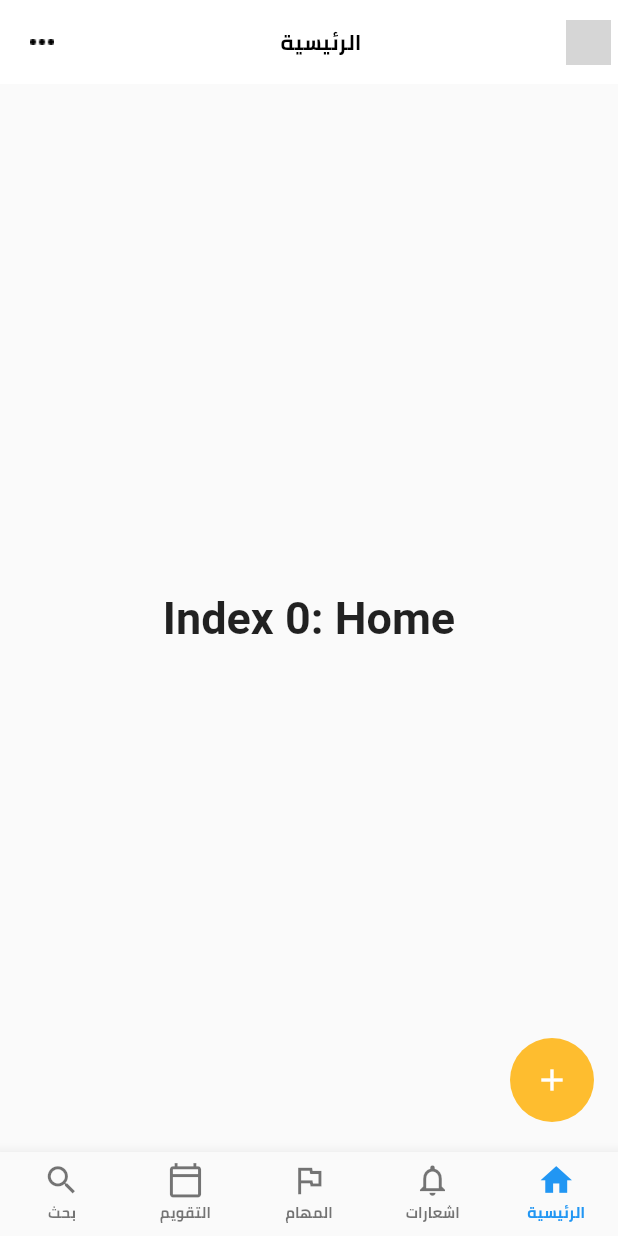
After one commit to MohamedRashad99/crm, a Flutter app: the HomeScreen screen opened directly, on a phone screen of 412 x 824 dp. The commit adds this screen. Run offline on Flutter 3.47's test engine with Material 2 defaults, Android fonts, the phone set to English and light mode, and no system bars; drawn by our look-alikes of flutter_speed_dial; our stand-ins replace cached_network_image, dio, flutter_bloc, flutter_spinkit, fluttertoast, get and 5 more; missing offline and left inert: nations, queen_validators; accounts and stored records are empty; grey boxes are pictures that could not be loaded.

Commit message:
'finish_buttons_bar''finished_app_bar'

```diff
--- a/lib/screens/components/appBar.dart
+++ b/lib/screens/components/appBar.dart
@@ -46,6 +46,7 @@ class CustomAppBar extends StatelessWidget with PreferredSizeWidget {
   @override
   Size get preferredSize => AppBar().preferredSize;
 }
+/*
 customAppBar({required BuildContext context, required VoidCallback press} ) {
   return AppBar(
     automaticallyImplyLeading: false,
@@ -84,3 +85,39 @@ customAppBar({required BuildContext context, required VoidCallback press} ) {
     ],
   );
 }
+*/
+
+AppBar customAppbar({String? title, required VoidCallback press, context}) {
+  return AppBar(
+    backgroundColor: Colors.white,
+    title: Center(
+        child: Text(
+          '$title',
+          style: const TextStyle(
+              color: Colors.black,
+              fontSize: 14,
+              fontWeight: FontWeight.bold,
+              fontFamily: "Cairo"),
+        )),
+    actions: [
+      InkWell(
+        onTap: () {
+          // Navigator.push(context,
+          //     MaterialPageRoute(builder: (context) => ProfileScreen()));
+        },
+        child: CircleAvatar(
+          child: Image.asset(
+            'assets/image/avatar3 1.png',
+            width: 30,
+            height: 30,
+            fit: BoxFit.cover,
+          ),
+          backgroundColor: Colors.white,
+        ),
+      ),
+    ],
+    leading:
+    InkWell(onTap: press, child: Image.asset('assets/image/Vector.png')),
+    elevation: 0,
+  );
+}
--- a/lib/screens/components/drawer.dart
+++ b/lib/screens/components/drawer.dart
@@ -0,0 +1,298 @@
+import 'package:crm/screens/components/constants.dart';
+import 'package:flutter/material.dart';
+
+Widget drawer({required context}) => Drawer(
+  child: ListView(
+    // Important: Remove any padding from the ListView.
+    padding: EdgeInsets.zero,
+    children: [
+      DrawerHeader(
+          decoration: const BoxDecoration(
+              color: Colors.white,
+              image: DecorationImage(
+                  image: AssetImage("assets/image/menu1.png"),
+                  fit: BoxFit.cover)),
+          child: Container(
+            width: double.infinity,
+            height: 350,
+            child: Align(
+              alignment: Alignment.centerRight,
+              child: Container(
+                height: 122,
+                width: 122,
+                decoration: BoxDecoration(
+                  image: const DecorationImage(
+                      image: AssetImage(
+                        'assets/image/3.png',
+                      )),
+                  color: Colors.white,
+                  shape: BoxShape.circle,
+                  boxShadow: [
+                    BoxShadow(
+                        color: Colors.grey.shade300,
+                        spreadRadius: 3,
+                        offset: const Offset(0, 3))
+                  ],
+                ),
+
+                // child: Center(child: Text('Logo',style: TextStyle(fontSize: 40,fontWeight: FontWeight.bold,fontFamily: "Cairo"),)),
+              ),
+            ),
+          )),
+      Directionality(
+        textDirection: TextDirection.rtl,
+        child: Column(
+          children: [
+            ListTile(
+              title: Row(
+                children: [
+                  Icon(
+                    Icons.home,
+                    size: 20,
+                    color: HexColor('#2972B7'),
+                  ),
+                  const SizedBox(
+                    width: 20,
+                  ),
+                  Text(
+                    'الرئيسية',
+                    style: TextStyle(
+                        fontFamily: 'Cairo',
+                        color: HexColor('#2972B7'),
+                        fontWeight: FontWeight.bold,
+                        fontSize: 18),
+                  )
+                ],
+              ),
+              onTap: () {
+                // Navigator.push(
+                //     context,
+                //     MaterialPageRoute<void>(
+                //       builder: (BuildContext context) => CrmAppLayout(
+                //         index: 0,
+                //       ),
+                //     ));
+              },
+            ),
+            ListTile(
+              title: Row(
+                children: [
+                  Icon(
+                    Icons.notifications,
+                    size: 20,
+                    color: HexColor('#2972B7'),
+                  ),
+                  const SizedBox(
+                    width: 20,
+                  ),
+                  Text(
+                    'الاشعارات',
+                    style: TextStyle(
+                        fontFamily: 'Cairo',
+                        color: HexColor('#2972B7'),
+                        fontWeight: FontWeight.bold,
+                        fontSize: 18),
+                  )
+                ],
+              ),
+              onTap: () {
+                // Navigator.push(
+                //     context,
+                //     MaterialPageRoute<void>(
+                //       builder: (BuildContext context) => CrmAppLayout(
+                //         index: 1,
+                //       ),
+                //     ));
+              },
+            ),
+
+            ListTile(
+              title: Row(
+                children: [
+                  Image.asset(
+                    'assets/image/trending_up.png',
+                    width: 20,
+                    height: 20,
+                  ),
+                  const SizedBox(
+                    width: 20,
+                  ),
+                  Text(
+                    'المشروعات',
+                    style: TextStyle(
+                        fontFamily: 'Cairo',
+                        color: HexColor('#2972B7'),
+                        fontWeight: FontWeight.bold,
+                        fontSize: 18),
+                  )
+                ],
+              ),
+              onTap: () {
+                // Navigator.push(
+                //     context,
+                //     MaterialPageRoute<void>(
+                //       builder: (BuildContext context) => ProjectScreen(),
+                //     ));
+              },
+            ),
+
+            ListTile(
+              title: Row(
+                children: [
+                  Icon(
+                    Icons.bubble_chart,
+                    size: 20,
+                    color: HexColor('#2972B7'),
+                  ),
+                  const SizedBox(
+                    width: 20,
+                  ),
+                  Text(
+                    'الوحدات',
+                    style: TextStyle(
+                        fontFamily: 'Cairo',
+                        color: HexColor('#2972B7'),
+                        fontWeight: FontWeight.bold,
+                        fontSize: 18),
+                  )
+                ],
+              ),
+              onTap: () {
+                // Navigator.push(
+                //     context,
+                //     MaterialPageRoute(
+                //       builder: (context) => AllUnitScreen(
+                //         priceFrom: '',
+                //         priceto: '',
+                //         spaceFrom: '',
+                //         spaceTo: '',
+                //       ),
+                //     ));
+              },
+            ),
+
+            ListTile(
+              title: Row(
+                children: [
+                  Icon(
+                    Icons.calendar_today,
+                    size: 20,
+                    color: HexColor('#2972B7'),
+                  ),
+                  const SizedBox(
+                    width: 20,
+                  ),
+                  Text(
+                    'التقويم',
+                    style: TextStyle(
+                        fontFamily: 'Cairo',
+                        color: HexColor('#2972B7'),
+                        fontWeight: FontWeight.bold,
+                        fontSize: 18),
+                  )
+                ],
+              ),
+              onTap: () {
+                // Navigator.push(
+                //     context,
+                //     MaterialPageRoute<void>(
+                //       builder: (BuildContext context) =>
+                //           CrmAppLayout(index: 3),
+                //     ));
+                // ...
+              },
+            ),
+            ListTile(
+              title: Row(
+                children: [
+                  // Icon(Icons.,size: 20,color: HexColor('#2972B7'),),
+                  Image.asset(
+                    'assets/image/Vector111.png',
+                    width: 20,
+                    height: 20,
+                  ),
+                  const SizedBox(
+                    width: 20,
+                  ),
+                  Text(
+                    'ادارة العملاء',
+                    style: TextStyle(
+                        fontFamily: 'Cairo',
+                        color: HexColor('#2972B7'),
+                        fontWeight: FontWeight.bold,
+                        fontSize: 18),
+                  )
+                ],
+              ),
+              onTap: () {
+                // Navigator.push(
+                //     context,
+                //     MaterialPageRoute<void>(
+                //       builder: (BuildContext context) =>
+                //           CustomerManagement(),
+                //     ));
+              },
+            ),
+            const SizedBox(
+              height: 120,
+            ),
+            InkWell(
+              onTap: () async {
+                // AppCubit.get(context).isSignIn = false;
+                // SharedPreferences shared =
+                // await SharedPreferences.getInstance();
+                // shared.clear();
+                // Navigator.push(context,
+                //     MaterialPageRoute(builder: (context) => Splash()));
+              },
+              child: Container(
+                // padding: EdgeInsets.symmetric(horizontal: 10),
+                width: 133,
+                height: 40,
+                decoration: BoxDecoration(
+                    color: HexColor('#2972B7'),
+                    borderRadius: BorderRadius.circular(15)),
+                child: const Center(
+                    child: Text(
+                      'تسجيل الخروج',
+                      style: TextStyle(
+                          fontFamily: 'Cairo',
+                          fontWeight: FontWeight.bold,
+                          fontSize: 14,
+                          color: Colors.white),
+                    )),
+              ),
+            ),
+            const SizedBox(
+              height: 20,
+            ),
+            Padding(
+              padding: const EdgeInsets.symmetric(horizontal: 10),
+              child: Row(
+                children: [
+                  Text(
+                    'V 1.0',
+                    style: TextStyle(
+                        fontFamily: 'Cairo',
+                        fontSize: 14,
+                        fontWeight: FontWeight.bold,
+                        color: HexColor('#626262')),
+                  ),
+                  const Spacer(),
+                  Text(
+                    'Powered by Technomasr',
+                    style: TextStyle(
+                        fontFamily: 'Cairo',
+                        fontSize: 14,
+                        fontWeight: FontWeight.bold,
+                        color: HexColor('#626262')),
+                  ),
+                ],
+              ),
+            ),
+          ],
+        ),
+      ),
+    ],
+  ),
+);
--- /dev/null
+++ b/lib/screens/home/page/views/buttons_naviagtion_bar.dart
@@ -0,0 +1,20 @@
+import 'package:flutter/cupertino.dart';
+import 'package:flutter/material.dart';
+
+class ItemsBar{
+  List<BottomNavigationBarItem> itemsBar =const [
+    BottomNavigationBarItem(
+      icon: Icon(Icons.home),
+      label: 'الرئيسية',
+    ),
+    BottomNavigationBarItem(
+        icon: Icon(Icons.notifications_none_outlined),
+        label: 'اشعارات'),
+    BottomNavigationBarItem(
+        icon: Icon(Icons.flag_outlined), label: 'المهام'),
+    BottomNavigationBarItem(
+        icon: Icon(Icons.calendar_today_outlined), label: 'التقويم'),
+    BottomNavigationBarItem(
+        icon: Icon(Icons.search_outlined), label: 'بحث'),
+  ];
+}
--- /dev/null
+++ b/lib/screens/home/page/views/calendars/view.dart
@@ -0,0 +1,32 @@
+import 'package:crm/screens/components/appBar.dart';
+import 'package:crm/screens/components/drawer.dart';
+import 'package:flutter/material.dart';
+
+class CalendarScreen extends StatefulWidget {
+  const CalendarScreen({Key? key}) : super(key: key);
+
+  @override
+  State<CalendarScreen> createState() => _CalendarScreenState();
+}
+
+class _CalendarScreenState extends State<CalendarScreen> {
+  final _scaffoldKey = GlobalKey<ScaffoldState>();
+
+  @override
+  Widget build(BuildContext context) {
+    return Scaffold(
+      drawer: drawer(context: context),
+      key: _scaffoldKey,
+      appBar: customAppbar(
+          title: "التقويم",
+          press: () => _scaffoldKey.currentState!.openDrawer(),
+          context: context),
+      body: const Center(
+        child: Text(
+          'Index 3: Calenders',
+          style: TextStyle(fontSize: 30, fontWeight: FontWeight.bold),
+        ),
+      ),
+    );
+  }
+}
--- /dev/null
+++ b/lib/screens/home/page/views/home/view.dart
@@ -0,0 +1,33 @@
+import 'package:crm/screens/components/appBar.dart';
+import 'package:crm/screens/components/drawer.dart';
+import 'package:flutter/material.dart';
+
+class MainScreen extends StatefulWidget {
+  const  MainScreen({Key? key}) : super(key: key);
+
+  @override
+  State<MainScreen> createState() => _MainScreenState();
+}
+
+class _MainScreenState extends State<MainScreen> {
+  final _scaffoldKey = GlobalKey<ScaffoldState>();
+
+  @override
+  Widget build(BuildContext context) {
+    return  Scaffold(
+      drawer: drawer(context: context),
+      key: _scaffoldKey,
+      appBar: customAppbar( title: "الرئيسية",
+          press: () => _scaffoldKey.currentState!.openDrawer(),
+          context: context
+      ),
+
+      body: const Center(
+        child: Text(
+          'Index 0: Home',
+          style: TextStyle(fontSize: 30, fontWeight: FontWeight.bold),
+        ),
+      ),
+    );
+  }
+}
--- /dev/null
+++ b/lib/screens/home/page/views/notifications/view.dart
@@ -0,0 +1,32 @@
+import 'package:crm/screens/components/appBar.dart';
+import 'package:crm/screens/components/drawer.dart';
+import 'package:flutter/material.dart';
+
+class NotificationScreen extends StatefulWidget {
+  const NotificationScreen({Key? key}) : super(key: key);
+
+  @override
+  State<NotificationScreen> createState() => _NotificationScreenState();
+}
+
+class _NotificationScreenState extends State<NotificationScreen> {
+  final _scaffoldKey = GlobalKey<ScaffoldState>();
+
+  @override
+  Widget build(BuildContext context) {
+    return Scaffold(
+      drawer: drawer(context: context),
+      key: _scaffoldKey,
+      appBar: customAppbar(
+          title: "الإشعارات",
+          press: () => _scaffoldKey.currentState!.openDrawer(),
+          context: context),
+      body: const Center(
+        child: Text(
+          'Index 1: Business',
+          style: TextStyle(fontSize: 30, fontWeight: FontWeight.bold),
+        ),
+      ),
+    );
+  }
+}
--- /dev/null
+++ b/lib/screens/home/page/views/search/view.dart
@@ -0,0 +1,32 @@
+import 'package:crm/screens/components/appBar.dart';
+import 'package:crm/screens/components/drawer.dart';
+import 'package:flutter/material.dart';
+
+class SearchScreen extends StatefulWidget {
+  const SearchScreen({Key? key}) : super(key: key);
+
+  @override
+  State<SearchScreen> createState() => _SearchScreenState();
+}
+
+class _SearchScreenState extends State<SearchScreen> {
+  final _scaffoldKey = GlobalKey<ScaffoldState>();
+
+  @override
+  Widget build(BuildContext context) {
+    return  Scaffold(
+      drawer: drawer(context: context),
+      key: _scaffoldKey,
+      appBar: customAppbar( title: "البحث",
+          press: () => _scaffoldKey.currentState!.openDrawer(),
+          context: context
+      ),
+      body: const Center(
+        child: Text(
+          'Index 4: Search',
+          style:  TextStyle(fontSize: 30, fontWeight: FontWeight.bold),
+        ),
+      ),
+    );
+  }
+}
--- /dev/null
+++ b/lib/screens/home/page/views/speed_dial.dart
@@ -0,0 +1,118 @@
+// ignore_for_file: use_key_in_widget_constructors, must_be_immutable
+
+import 'package:crm/screens/components/constants.dart';
+import 'package:flutter/material.dart';
+import 'package:flutter_speed_dial/flutter_speed_dial.dart';
+import 'package:url_launcher/url_launcher.dart';
+class FloatingActionView extends StatelessWidget {
+  @override
+  Widget build(BuildContext context) {
+    return Padding(
+      padding: const EdgeInsets.only(bottom: 4),
+      child: SpeedDial(
+        foregroundColor: Colors.white,
+        overlayColor: HexColor("#323232"),
+        backgroundColor: kRoundColor,
+        icon: Icons.add,
+        activeIcon: Icons.close,
+        spacing: 3,
+        openCloseDial: isDialOpen,
+        childPadding: const EdgeInsets.all(10),
+        spaceBetweenChildren: 4,
+        dialRoot: customDialRoot
+            ? (ctx, open, toggleChildren) {
+          return ElevatedButton(
+            onPressed: toggleChildren,
+            style: ElevatedButton.styleFrom(
+              primary: Colors.white,
+              padding:
+              const EdgeInsets.symmetric(horizontal: 22, vertical: 18),
+            ),
+            child: const Text(
+              "Custom Dial Root",
+              style:  TextStyle(fontSize: 17),
+            ),
+          );
+        }
+            : null,
+        buttonSize: buttonSize,
+        label: extend ? const Text("Open") : null,
+        activeLabel: extend ? const Text("Close") : null,
+        childrenButtonSize: buttonSize,
+        visible: visible,
+        direction: speedDialDirection,
+        switchLabelPosition: switchLabelPosition,
+        closeManually: closeManually,
+        renderOverlay: renderOverlay,
+        useRotationAnimation: useRAnimation,
+        tooltip: 'Open Speed Dial',
+        heroTag: 'speed-dial-hero-tag',
+        elevation: 0.0,
+        isOpenOnStart: false,
+        animationSpeed: 200,
+        childMargin: const EdgeInsets.symmetric(horizontal: 10, vertical: 5),
+        children: [
+          SpeedDialChild(
+            labelStyle: const TextStyle(
+                fontFamily: 'Cairo',
+                fontWeight: FontWeight.bold,
+                fontSize: 15,
+                color: Colors.white),
+            child:
+        const Icon(Icons.check_circle_outline_outlined) ,
+            backgroundColor: Colors.white,
+            labelBackgroundColor: HexColor('#2972B7'),
+            foregroundColor: HexColor('#2972B7'),
+            label: 'مهمة جديدة',
+            onTap: () {
+             // modalBottomSheetMenuInTaskList(context);
+            },
+          ),
+          SpeedDialChild(
+            labelStyle: const TextStyle(
+                fontFamily: 'Cairo',
+                fontWeight: FontWeight.bold,
+                fontSize: 15,
+                color: Colors.white),
+            child:  Image.asset(
+              'assets/image/Vector111.png',
+            )
+               ,
+            backgroundColor: Colors.white,
+            labelBackgroundColor: HexColor('#2972B7'),
+            foregroundColor: HexColor('#2972B7'),
+            label: 'عميل جديد',
+            onTap: () {
+              // Navigator.push(context,
+              //     MaterialPageRoute(builder: (context) => AddLead()));
+            },
+          ),
+        ],
+      ),
+    );
+  }
+
+
+  var renderOverlay = true;
+  var visible = true;
+  var switchLabelPosition = false;
+  var extend = false;
+  var rmIcons = false;
+  var customDialRoot = false;
+  var closeManually = false;
+  var useRAnimation = true;
+  var buttonSize = const Size(56.0, 56.0);
+  var isDialOpen = ValueNotifier<bool>(false);
+  var speedDialDirection = SpeedDialDirection.up;
+  var selectLocation = FloatingActionButtonLocation.endDocked;
+  var items = [
+    FloatingActionButtonLocation.startFloat,
+    FloatingActionButtonLocation.startDocked,
+    FloatingActionButtonLocation.centerFloat,
+    FloatingActionButtonLocation.endFloat,
+    FloatingActionButtonLocation.endDocked,
+    FloatingActionButtonLocation.startTop,
+    FloatingActionButtonLocation.centerTop,
+    FloatingActionButtonLocation.endTop,
+  ];
+}
--- /dev/null
+++ b/lib/screens/home/page/views/tasks/view.dart
@@ -0,0 +1,30 @@
+import 'package:crm/screens/components/appBar.dart';
+import 'package:flutter/material.dart';
+
+class TasksScreen extends StatefulWidget {
+  const TasksScreen({Key? key}) : super(key: key);
+
+  @override
+  State<TasksScreen> createState() => _TasksScreenState();
+}
+
+class _TasksScreenState extends State<TasksScreen> {
+  final _scaffoldKey = GlobalKey<ScaffoldState>();
+
+  @override
+  Widget build(BuildContext context) {
+    return  Scaffold(
+      key: _scaffoldKey,
+      appBar: customAppbar( title: "المهام",
+          press: () => _scaffoldKey.currentState!.openDrawer(),
+          context: context
+      ),
+      body: const Center(
+        child:  Text(
+          'Index 1: Tasks',
+          style:  TextStyle(fontSize: 30, fontWeight: FontWeight.bold),
+        ),
+      ),
+    );
+  }
+}
--- a/lib/screens/home/view.dart
+++ b/lib/screens/home/view.dart
@@ -1,11 +1,71 @@
+import 'package:crm/screens/components/constants.dart';
+import 'package:crm/screens/home/page/views/buttons_naviagtion_bar.dart';
+import 'package:crm/screens/home/page/views/calendars/view.dart';
+import 'package:crm/screens/home/page/views/home/view.dart';
+import 'package:crm/screens/home/page/views/search/view.dart';
+import 'package:crm/screens/home/page/views/tasks/view.dart';
 import 'package:flutter/material.dart';
-class HomeScreen extends StatelessWidget {
+
+import 'page/views/notifications/view.dart';
+import 'page/views/speed_dial.dart';
+
+class HomeScreen extends StatefulWidget {
   const HomeScreen({Key? key}) : super(key: key);
 
   @override
+  State<HomeScreen> createState() => _HomeScreenState();
+}
+
+class _HomeScreenState extends State<HomeScreen> {
+
+  static const List<Widget> _widgetOptions = <Widget>[
+     MainScreen(),
+    NotificationScreen(),
+    TasksScreen(),
+    CalendarScreen(),
+    SearchScreen(),
+  ];
+  int _selectedIndex = 0;
+  void _onItemTapped(int index) {
+    setState(() {
+      _selectedIndex = index;
+    });
+  }
+  final ItemsBar _itemsBar = ItemsBar();
+  @override
   Widget build(BuildContext context) {
-    return Container(
-      color: Colors.deepPurple,
+
+    return Scaffold(
+
+      body:  Center(
+        child: _widgetOptions.elementAt(_selectedIndex),
+      ),
+      floatingActionButton: FloatingActionView(),
+      floatingActionButtonAnimator: FloatingActionButtonAnimator.scaling,
+      bottomNavigationBar: Directionality(
+        textDirection: TextDirection.rtl,
+        child: BottomNavigationBar(
+          currentIndex: _selectedIndex,
+          onTap: (index) {
+            setState(() {
+              _onItemTapped(index);
+            });
+          },
+          items: _itemsBar.itemsBar,
+          type: BottomNavigationBarType.fixed,
+          selectedLabelStyle: TextStyle(
+              fontFamily: 'Cairo',
+              fontSize: 10,
+              fontWeight: FontWeight.bold,
+              color: HexColor('#2972B7')),
+          unselectedLabelStyle: TextStyle(
+              fontFamily: 'Cairo',
+              fontSize: 10,
+              fontWeight: FontWeight.bold,
+              color: HexColor('#626262')),
+          iconSize: 25,
+        ),
+      ),
     );
   }
 }
```
